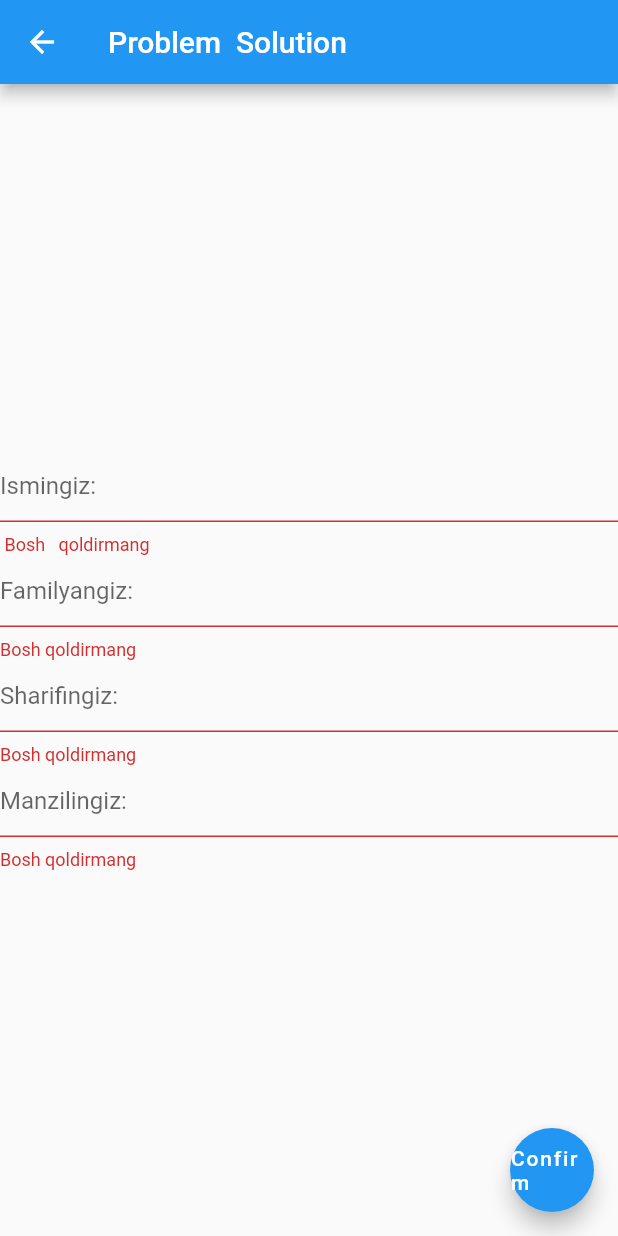
After one commit to Xusniddin2000/flutter_hive_database, a Flutter app: the FormPage screen opened directly, after a tap on "Confirm", on a phone screen of 412 x 824 dp. The commit adds this screen. Run offline on Flutter 3.47's test engine with Material 2 defaults, Android fonts, the light colour scheme and no system bars; our stand-ins replace dio, hive_flutter; accounts and stored records are empty.

Commit message:
2023 /13/12:57 da
Bu ishlar bajarildi

```diff
--- a/lib/core/constant/constants.dart
+++ b/lib/core/constant/constants.dart
@@ -3,7 +3,7 @@
 class  AppConstants{
 
    //base Url
-   static  const  String  baseUrl="http://192.168.42.181:8082/api";
+   static  const  String  baseUrl="http://192.168.1.101:8081/api";
 
    //receive  Timeout
    static  const  int  receiveTimeout=5000;
--- a/lib/ui/home_page.dart
+++ b/lib/ui/home_page.dart
@@ -1,6 +1,7 @@
 import 'package:flutter/material.dart';
 
-import '../db/db_service.dart';
+import '../db/auth_db_service.dart';
+import '../db/user_db_service.dart';
 
 class HomePage extends StatefulWidget {
   const HomePage({Key? key}) : super(key: key);
@@ -75,7 +76,7 @@ class _HomePageState extends State<HomePage> {
           Expanded(
             flex: 7,
             child: FutureBuilder(
-                future: DBService().getDataMobile(),
+                future: AuthDBService().getTodos(),
                 builder: (context, AsyncSnapshot snapshot) {
                   if (!snapshot.hasData) {
                     return SizedBox.shrink();
--- /dev/null
+++ b/lib/ui/screens/form_page.dart
@@ -0,0 +1,76 @@
+
+
+import 'package:flutter/material.dart';
+
+class FormPage extends StatefulWidget {
+   FormPage({Key? key}) : super(key: key);
+
+
+  @override
+  State<FormPage> createState() => _FormPageState();
+}
+
+class _FormPageState extends State<FormPage> {
+  GlobalKey<FormState>  formKey=GlobalKey<FormState>();
+  @override
+  Widget build(BuildContext context) {
+    return  Scaffold(
+        appBar:   AppBar(title:  const  Text("Problem  Solution"),),
+        body:  Form(
+            key: formKey ,
+            child:  Column(
+            mainAxisAlignment: MainAxisAlignment.center,
+            crossAxisAlignment: CrossAxisAlignment.center,
+            children: [
+                 TextFormField(
+                   decoration:   InputDecoration(hintText: "Ismingiz: "),
+                   validator: (v){
+                      if(v!.isEmpty){
+                         return  " Bosh   qoldirmang";
+                      }else{
+                        return null;
+                      }
+                   },
+                 ),
+                 TextFormField(
+                   decoration:   InputDecoration(hintText: "Familyangiz: "),
+                   validator: (v){
+                      if(v!.isEmpty){
+                         return  "Bosh qoldirmang";
+                      }else{
+                        return null;
+                      }
+                   },
+                 ),
+                 TextFormField(
+                   decoration:   InputDecoration(hintText: "Sharifingiz: "),
+                   validator: (v){
+                      if(v!.isEmpty){
+                         return  "Bosh qoldirmang";
+                      }else{
+                        return null;
+                      }
+                   },
+                 ),
+                 TextFormField(
+                   decoration:   InputDecoration(hintText: "Manzilingiz: "),
+                   validator: (v){
+                      if(v!.isEmpty){
+                         return  "Bosh qoldirmang";
+                      }else{
+                        return null;
+                      }
+                   },
+                 )
+            ],
+          ),
+        ),
+      floatingActionButton:  FloatingActionButton(onPressed: (){
+            if(formKey.currentState!.validate()){
+                print("OK ");
+            }
+      },
+      child:  Text("Confirm"),),
+    );
+  }
+}
--- a/pubspec.yaml
+++ b/pubspec.yaml
@@ -39,6 +39,7 @@ dependencies:
   flutter_dotenv: ^5.0.2
   hive: ^2.2.3
   hive_flutter: ^1.1.0
+  path_provider: ^2.0.15
 
 dev_dependencies:
   flutter_test:
```
Also changed, not shown: lib/config/network_config.dart (+5 -5 lines), lib/db/auth_db_service.dart (added, +60 -0 lines), lib/db/db_service.dart (deleted, +0 -41 lines), lib/db/user_db_service.dart (added, +45 -0 lines), lib/model/user_response.dart (added, +314 -0 lines), lib/service/client_service.dart (+7 -3 lines), lib/service/user_service.dart (added, +24 -0 lines), lib/ui/auth_login.dart (+13 -7 lines), 3 other files.
